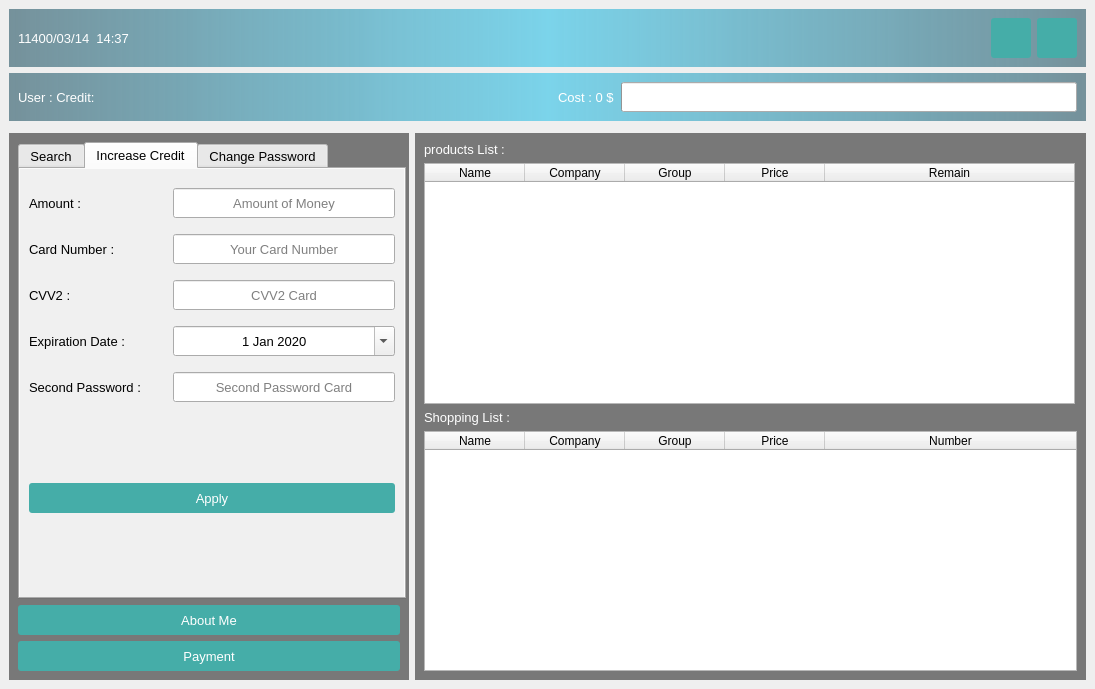
Qt form AP_Project/user_page.ui (alirrah/AP_Project) before a commit.
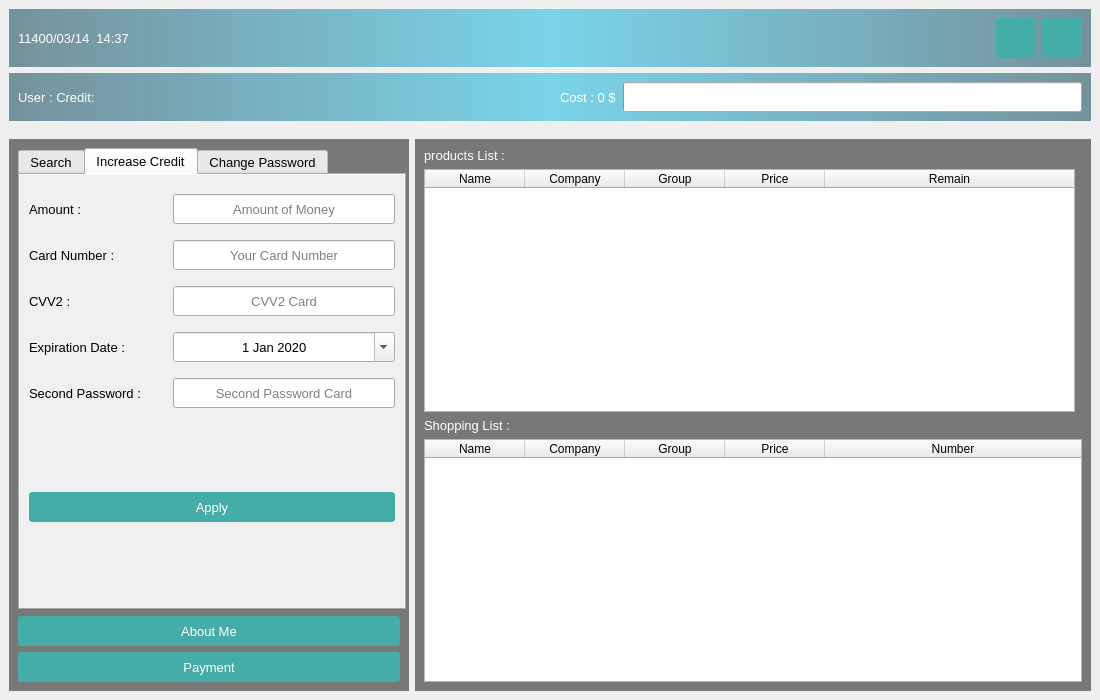
The same form after that commit. Icons and pictures are not drawn.

```diff
--- a/AP_Project/user_page.ui
+++ b/AP_Project/user_page.ui
@@ -6,8 +6,8 @@
    <rect>
     <x>0</x>
     <y>0</y>
-    <width>1095</width>
-    <height>689</height>
+    <width>1100</width>
+    <height>700</height>
    </rect>
   </property>
   <property name="minimumSize">
```
